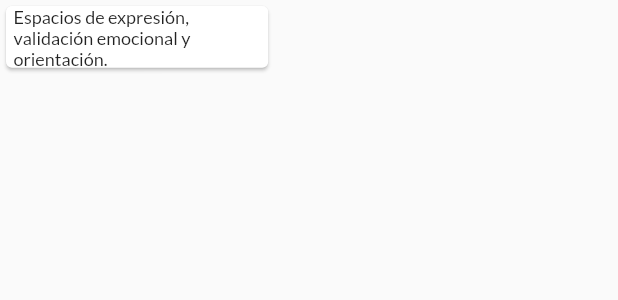
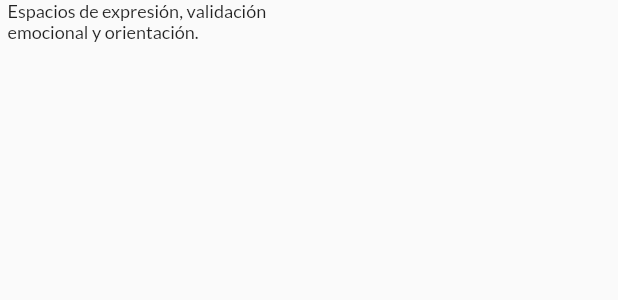
Before and after one commit to andresesposito62/LuisaValenciaProyect, a Flutter app: the ServiceItem widget shown alone on an empty page, opened directly, on a phone screen of 412 x 824 dp. Shown: the top 300 px of the screen. Run offline on Flutter 3.47's test engine with Material 2 defaults, Android fonts, the light colour scheme and no system bars.

Commit message:
mobile view is set

```diff
--- a/lib/components/ServiceItem.dart
+++ b/lib/components/ServiceItem.dart
@@ -13,11 +13,12 @@ class ServiceItem extends StatelessWidget {
     double width = MediaQuery.of(context).size.width;
     double height = MediaQuery.of(context).size.height;
 
-    final itemText = Card(
-      child: Container(
+    final itemText = //Card(
+      //child:
+      Container(
         alignment: Alignment.topLeft,
-        height: height/20,
-        width: width/2.5,
+        height: 60.0,
+        width: 200.0,
         margin: const EdgeInsets.only(top: 0.0, left: 5.0, right: 5.0, bottom: 0.0),
         child: Text(
           itemToShow,
@@ -28,8 +29,9 @@ class ServiceItem extends StatelessWidget {
           ),
           textAlign: TextAlign.start,
         ),
-      ),
-    );
+      );//;,
+    //)
+    //;
 
     return itemText;
   }
```
